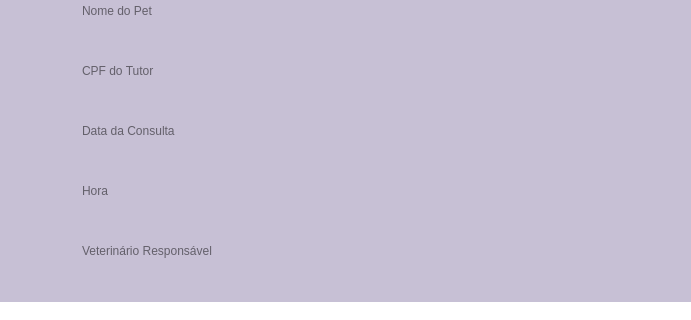
First picture: the form in VeterinaryScheduleSystem/agendamento.ui, repository brenoafsa/VeterinaryScheduleSystem, before the edit; both pictures show x 450 to 1141 and y 299 to 619 of the 1302 by 619 pixel window.
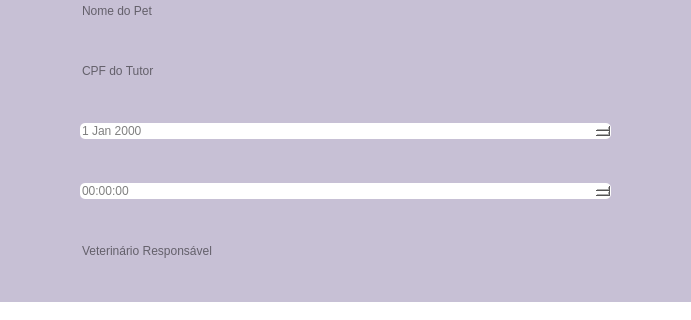
Second picture: the form after the edit. Icons and pictures are not drawn.

Commit message:
Cadastro das consultas
Criação da lógica e do arquivo .json do cadastro de consultas.

Diff of the .ui file:
```diff
--- a/VeterinaryScheduleSystem/agendamento.ui
+++ b/VeterinaryScheduleSystem/agendamento.ui
@@ -299,7 +299,7 @@
       <x>220</x>
       <y>80</y>
       <width>531</width>
-      <height>301</height>
+      <height>302</height>
      </rect>
     </property>
     <layout class="QVBoxLayout" name="verticalLayout">
@@ -376,68 +376,21 @@
       </widget>
      </item>
      <item>
-      <widget class="QLineEdit" name="lineEdit_4">
-       <property name="sizePolicy">
-        <sizepolicy hsizetype="Expanding" vsizetype="Fixed">
-         <horstretch>0</horstretch>
-         <verstretch>0</verstretch>
-        </sizepolicy>
-       </property>
-       <property name="autoFillBackground">
-        <bool>false</bool>
-       </property>
+      <widget class="QDateEdit" name="dateEdit">
        <property name="styleSheet">
-        <string notr="true">
-
-QLineEdit {
-    font-size: 14px;
-    color: black;
-    border: 1px solid gray;
-    border-radius: 5px;
-    padding: 5px;
-}
-QLineEdit:placeholder {
-    color: gray;
-    font-style: italic;
-}
-
-; background-color: #ffffff</string>
-       </property>
-       <property name="placeholderText">
-        <string>Data da Consulta</string>
+        <string notr="true">color: gray;
+background-color: rgb(255, 255, 255);
+border-radius: 5px;</string>
        </property>
       </widget>
      </item>
      <item>
-      <widget class="QLineEdit" name="lineEdit_5">
-       <property name="sizePolicy">
-        <sizepolicy hsizetype="Expanding" vsizetype="Fixed">
-         <horstretch>0</horstretch>
-         <verstretch>0</verstretch>
-        </sizepolicy>
-       </property>
-       <property name="autoFillBackground">
-        <bool>false</bool>
-       </property>
+      <widget class="QTimeEdit" name="timeEdit">
        <property name="styleSheet">
-        <string notr="true">
-
-QLineEdit {
-    font-size: 14px;
-    color: black;
-    border: 1px solid gray;
-    border-radius: 5px;
-    padding: 5px;
-}
-QLineEdit:placeholder {
-    color: gray;
-    font-style: italic;
-}
-
-; background-color: #ffffff</string>
-       </property>
-       <property name="placeholderText">
-        <string>Hora</string>
+        <string notr="true">color: gray;
+background-color: rgb(255, 255, 255);
+border-radius: 5px;
+</string>
        </property>
       </widget>
      </item>
```
The commit also changes 6 other files.
